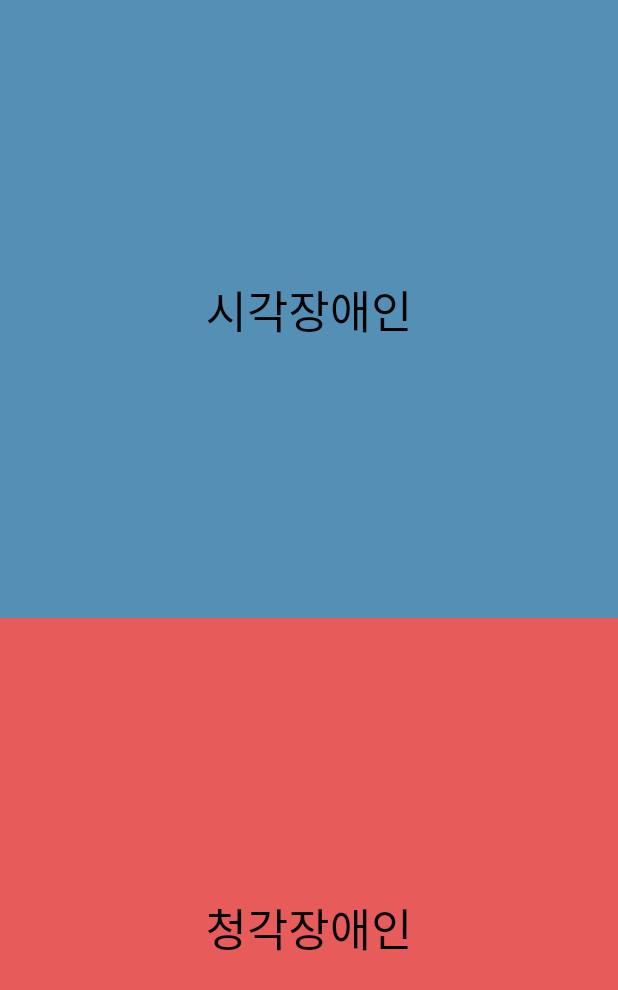
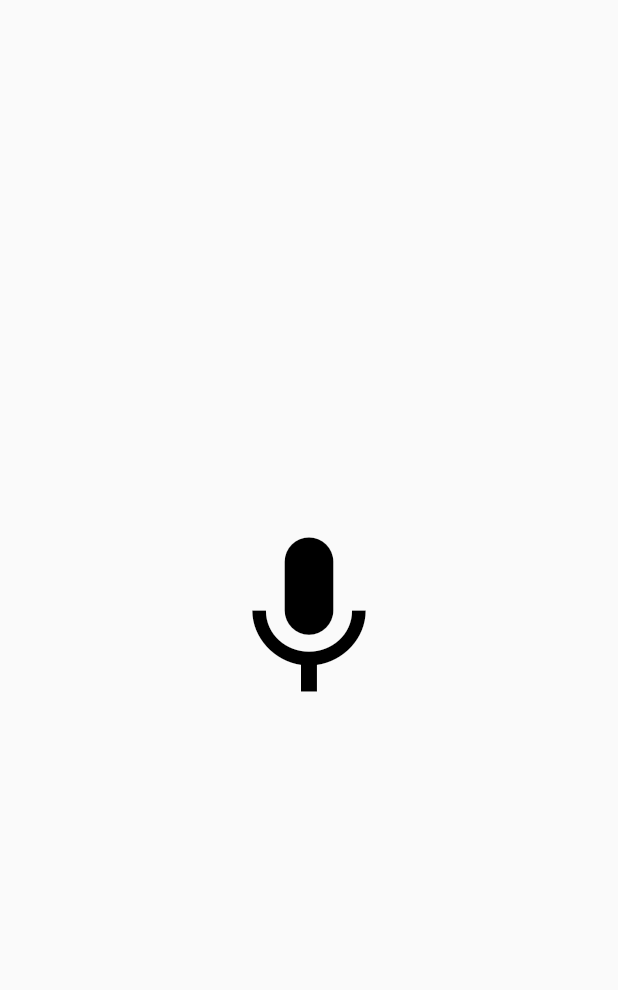
Before and after one commit to Seulxamor/FlutterTest, a Flutter app: the screen it shows after launch, after a tap on "청각장애인", on a phone screen of 412 x 824 dp. Shown: the top 990 px of the screen. Run offline on Flutter 3.47's test engine with Material 2 defaults, Android fonts, the phone set to English and light mode, and no system bars; our stand-ins replace audioplayers, image_picker.

Commit message:
청각장애인1

```diff
--- a/f002/lib/main.dart
+++ b/f002/lib/main.dart
@@ -24,6 +24,7 @@ class MyApp extends StatelessWidget {
   }
 }
 
+//시각장애인
 class ScaffoldSample extends StatefulWidget {
   @override
   _ScaffoldSampleState createState() => _ScaffoldSampleState();
@@ -104,6 +105,45 @@ class _ScaffoldSampleState extends State<ScaffoldSample> {
   }
 }
 
+//청각장애인
+class ScaffoldSample_two extends StatefulWidget {
+  @override
+  _ScaffoldSample_twoState createState() => _ScaffoldSample_twoState();
+}
+
+class _ScaffoldSample_twoState extends State<ScaffoldSample_two> {
+
+  //0은 꺼져있는상태
+  int state = 0;
+
+  @override
+  Widget build(BuildContext context) {
+    return Scaffold(
+      body: Center(
+        child: IconButton(
+          icon: Icon(Icons.mic),
+          color: Colors.black,
+          iconSize: 130.0,
+          onPressed: () {
+            //실행전일때
+            if (state == 0){
+              state=1;
+              print("ON");
+
+            }
+            //실행중일때
+            else {
+              state=0;
+              print("OFF");
+            }
+          },
+        ),
+      ),
+    );
+  }
+}
+
+//홈위젯
 class MyButtons extends StatefulWidget {
   const MyButtons({Key? key, required this.title}) : super(key: key);
   final String title;
@@ -155,7 +195,8 @@ class _MyButtons extends State<MyButtons> {
                       Expanded(
                         child: TextButton(
                           onPressed: () {
-                            print('청각장애인');
+                            Navigator.of(context).push(MaterialPageRoute(
+                                builder: (context) => ScaffoldSample_two()));
                           },
                           child: Text(
                             '청각장애인',
```
Also changed, not shown: f002/pubspec.yaml (+4 -67 lines), f002/pubspec.lock.
